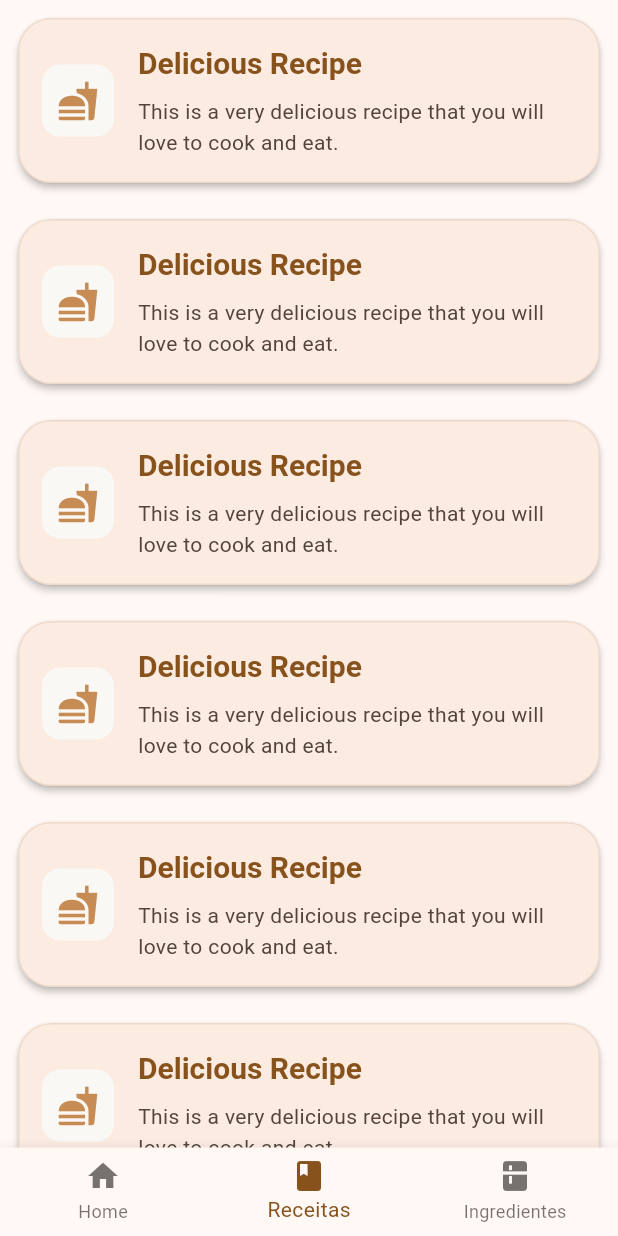
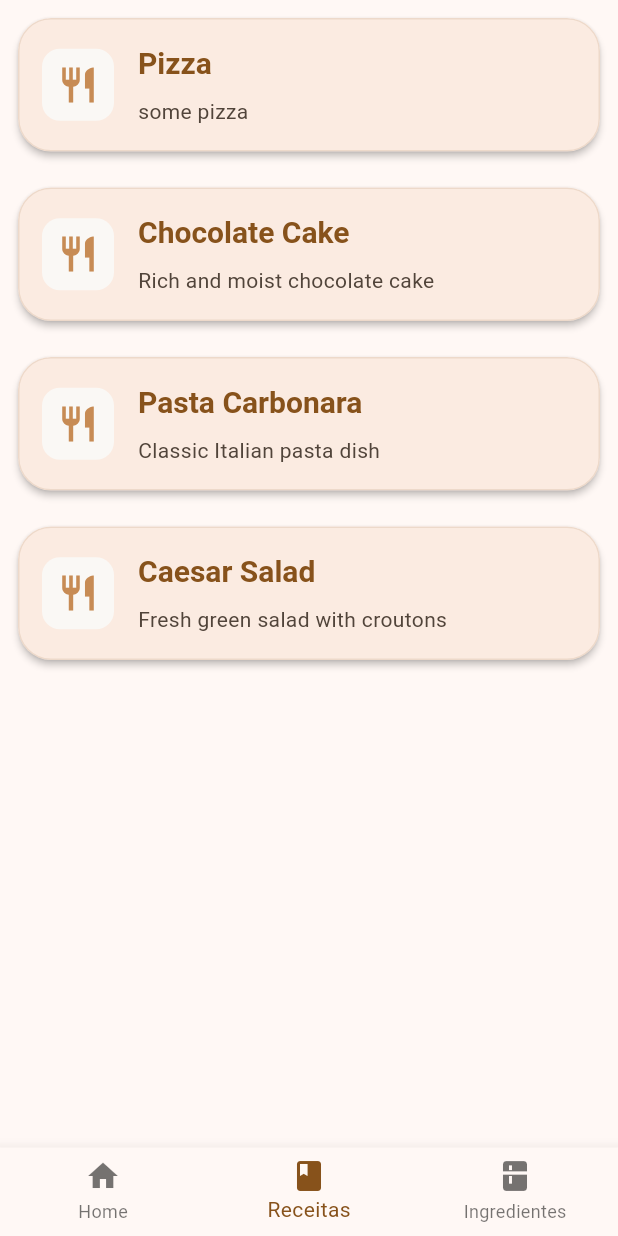
Before and after one commit to FelipePaterni/reseller, a Flutter app: the screen it shows after launch, item 2 of the bottom bar chosen, on a phone screen of 412 x 824 dp. Run offline on Flutter 3.47's test engine with Material 3 defaults, Android fonts, the phone set to English and light mode, and no system bars; our stand-ins replace flutter_form_builder.

Commit message:
parte 1 of issue #1  (#7)
Co-authored-by: Copilot <175728472+Copilot@users.noreply.github.com>

````diff
--- /dev/null
+++ b/devtools_options.yaml
@@ -0,0 +1,3 @@
+description: This file stores settings for Dart & Flutter DevTools.
+documentation: https://docs.flutter.dev/tools/devtools/extensions#configure-extension-enablement-states
+extensions:
--- a/lib/src/app/app_widget.dart
+++ b/lib/src/app/app_widget.dart
@@ -1,15 +1,21 @@
 import 'package:flutter/material.dart';
+import 'package:provider/provider.dart';
 import 'package:reseller/src/app/router/app_router.dart';
 import 'package:reseller/src/app/router/routes.dart';
 import 'package:reseller/src/core/constants/app_constants.dart';
 import 'package:reseller/src/core/theme/app_theme.dart';
+import 'package:reseller/src/modules/ingredients/data/provider/ingredients_provider.dart';
 
 class AppWidget extends StatelessWidget {
   const AppWidget({super.key});
 
   @override
   Widget build(BuildContext context) {
-    return MaterialApp(
+    return MultiProvider(
+      providers: [
+        ChangeNotifierProvider(create: (ctx) => IngredientsProvider()),
+      ],
+      child: MaterialApp(
         title: AppConstants.appTitle,
 
         debugShowCheckedModeBanner: false,
@@ -17,6 +23,7 @@ class AppWidget extends StatelessWidget {
         darkTheme: AppTheme.dark,
         onGenerateRoute: (settings) => AppRouter.onGenerateRoute(settings),
         initialRoute: Routes.mainShell,
+      ),
     );
   }
 }
--- /dev/null
+++ b/lib/src/core/mocks/ingredients_mock.dart
@@ -0,0 +1,21 @@
+import 'package:reseller/src/modules/ingredients/domain/entities/ingredient.dart';
+
+// ignore: non_constant_identifier_names
+Map<String, Ingredient> INGREDIENTS_MOCK = {
+  '1': Ingredient(
+    id: '1',
+    name: 'Tomato',
+    quantity: 2.0,
+    totalCost: 3.0,
+    unitLabel: 'kg',
+    costPerUnit: 1.5,
+  ),
+  '2': Ingredient(
+    id: '2',
+    name: 'Onion',
+    quantity: 1.5,
+    totalCost: 2.25,
+    unitLabel: 'kg',
+    costPerUnit: 1.5,
+  ),
+};
--- /dev/null
+++ b/lib/src/core/mocks/recipe_mock.dart
@@ -0,0 +1,21 @@
+import 'package:reseller/src/modules/recipes/domain/entities/recipe.dart';
+
+// ignore: constant_identifier_names
+const Map<String, Recipe> RECIPES_MOCK = {
+  '1': Recipe(title: 'Pizza', description: 'some pizza', ingredientsIds: []),
+  '2': Recipe(
+    title: 'Chocolate Cake',
+    description: 'Rich and moist chocolate cake',
+    ingredientsIds: ["2"],
+  ),
+  '3': Recipe(
+    title: 'Pasta Carbonara',
+    description: 'Classic Italian pasta dish',
+    ingredientsIds: ["1"],
+  ),
+  '4': Recipe(
+    title: 'Caesar Salad',
+    description: 'Fresh green salad with croutons',
+    ingredientsIds: ["1", "2"],
+  ),
+};
--- /dev/null
+++ b/lib/src/modules/ingredients/domain/entities/ingredient.dart
@@ -0,0 +1,88 @@
+/// Ingredient entity
+/// Represents an ingredient with its details.
+///
+/// [id] - Unique identifier for the ingredient **(auto-generated)**.
+///
+/// [name] - Name of the ingredient.
+///
+/// [quantity] - Quantity of the ingredient in the purchase.
+///
+/// [totalCost] - Total cost of the ingredient in the purchase.
+///
+/// [unitLabel] - Unit label for the quantity (e.g., grams, cups).
+///
+/// [costPerUnit] - Cost per unit of the ingredient **(auto-calculated)**.
+///
+/// Example:
+/// ```dart
+///  ingredient = Ingredient(
+///   id: '1',
+///   name: 'Tomato',
+///   quantity: 2.0,
+///   totalCost: 3.0,
+///   unitLabel: 'kg',
+///   costPerUnit: 1.5,
+/// );
+/// ```
+class Ingredient {
+  String? _id;
+  String _name;
+  double _quantity;
+  double _totalCost;
+  String _unitLabel;
+  double _costPerUnit;
+
+  Ingredient({
+    String? id,
+    String name = "",
+    double quantity = 0,
+    double totalCost = 0,
+    String unitLabel = "",
+    double costPerUnit = 0,
+  }) : _id = id,
+       _name = name,
+       _quantity = quantity,
+       _totalCost = totalCost,
+       _unitLabel = unitLabel,
+       _costPerUnit = costPerUnit;
+
+  // Getters
+  String? get id => _id;
+  String get name => _name;
+  double get quantity => _quantity;
+  double get totalCost => _totalCost;
+  String get unitLabel => _unitLabel;
+  double get costPerUnit => _costPerUnit;
+
+  // Setters
+  set id(String? value) {
+    _id = value;
+  }
+
+  set name(String value) {
+    _name = value;
+  }
+
+  set unitLabel(String value) {
+    _unitLabel = value;
+  }
+
+  set quantity(double value) {
+    _quantity = value;
+    _recalculateCostPerUnit();
+  }
+
+  set totalCost(double value) {
+    _totalCost = value;
+    _recalculateCostPerUnit();
+  }
+
+  void _recalculateCostPerUnit() {
+    _costPerUnit = (_quantity > 0 ? _totalCost / _quantity : 0);
+    _costPerUnit = (_costPerUnit * 100).round() / 100;
+  }
+
+  void recalculateCostPerUnit() {
+    _recalculateCostPerUnit();
+  }
+}
--- a/lib/src/modules/ingredients/domain/entities/ingredients.dart
+++ /dev/null
@@ -1,17 +0,0 @@
-class Ingredient {
-  final String? id;
-  final String title;
-  final double quantity;
-  final double totalCost;
-  final String costPerUnitLabel;
-  final double costPerUnit;
-
-  const Ingredient({
-    this.id,
-    required this.title,
-    required this.quantity,
-    required this.totalCost,
-    required this.costPerUnitLabel,
-    required this.costPerUnit,
-  });
-}
--- a/lib/src/modules/recipes/domain/entities/recipe.dart
+++ b/lib/src/modules/recipes/domain/entities/recipe.dart
@@ -1,13 +1,43 @@
 import 'package:flutter/material.dart';
 
+/// Recipe entity
+/// Represents a recipe with its details.
+///
+/// [id] - Unique identifier for the recipe **(auto-generated)**.
+///
+/// [icon] - Icon representing the recipe (in the future can be an image).
+///
+/// [title] - Title of the recipe.
+///
+/// [description] - Description of the recipe.
+///
+/// [ingredientsIds] - List of ingredient IDs required for the recipe.
+///
+/// Example:
+/// ```dart
+/// const recipe = Recipe(
+///   id: '1',
+///   icon: Icons.fastfood,
+///   title: 'Pasta',
+///   description: 'Delicious pasta recipe',
+///   ingredientsIds: [
+///     '1',
+///     '2',
+///   ],
+/// );
+/// ```
 interface class Recipe {
-  final IconData icon;
+  final String? id;
+  final IconData? icon;
   final String title;
   final String description;
+  final List<String> ingredientsIds;
 
   const Recipe({
-    required this.icon,
+    this.id,
+    this.icon,
     required this.title,
     required this.description,
+    required this.ingredientsIds,
   });
 }
--- a/lib/src/modules/recipes/presentation/pages/recipe_list.dart
+++ b/lib/src/modules/recipes/presentation/pages/recipe_list.dart
@@ -1,73 +1,13 @@
 import 'package:flutter/material.dart';
 import 'package:reseller/src/app/router/routes.dart';
+import 'package:reseller/src/core/mocks/recipe_mock.dart';
 import 'package:reseller/src/modules/recipes/domain/entities/recipe.dart';
 import 'package:reseller/src/modules/recipes/presentation/widgets/card_recipe.dart';
 
 class RecipeList extends StatelessWidget {
   const RecipeList({super.key});
 
-  static const List<Recipe> recipes = [
-    Recipe(
-      icon: Icons.fastfood,
-      title: 'Delicious Recipe',
-      description:
-          'This is a very delicious recipe that you will love to cook and eat.',
-    ),
-    Recipe(
-      icon: Icons.fastfood,
-      title: 'Delicious Recipe',
-      description:
-          'This is a very delicious recipe that you will love to cook and eat.',
-    ),
-    Recipe(
-      icon: Icons.fastfood,
-      title: 'Delicious Recipe',
-      description:
-          'This is a very delicious recipe that you will love to cook and eat.',
-    ),
-    Recipe(
-      icon: Icons.fastfood,
-      title: 'Delicious Recipe',
-      description:
-          'This is a very delicious recipe that you will love to cook and eat.',
-    ),
-    Recipe(
-      icon: Icons.fastfood,
-      title: 'Delicious Recipe',
-      description:
-          'This is a very delicious recipe that you will love to cook and eat.',
-    ),
-    Recipe(
-      icon: Icons.fastfood,
-      title: 'Delicious Recipe',
-      description:
-          'This is a very delicious recipe that you will love to cook and eat.',
-    ),
-    Recipe(
-      icon: Icons.fastfood,
-      title: 'Delicious Recipe',
-      description:
-          'This is a very delicious recipe that you will love to cook and eat.',
-    ),
-    Recipe(
-      icon: Icons.fastfood,
-      title: 'Delicious Recipe',
-      description:
-          'This is a very delicious recipe that you will love to cook and eat.',
-    ),
-    Recipe(
-      icon: Icons.fastfood,
-      title: 'Delicious Recipe',
-      description:
-          'This is a very delicious recipe that you will love to cook and eat.',
-    ),
-    Recipe(
-      icon: Icons.fastfood,
-      title: 'Delicious Recipe',
-      description:
-          'This is a very delicious recipe that you will love to cook and eat.',
-    ),
-  ];
+  static final List<Recipe> recipes = RECIPES_MOCK.values.toList();
 
   @override
   Widget build(BuildContext context) {
@@ -79,7 +19,7 @@ class RecipeList extends StatelessWidget {
           return Padding(
             padding: const EdgeInsets.all(8.0),
             child: CardRecipe.icon(
-              icon: recipe.icon,
+              icon: recipe.icon ?? Icons.restaurant,
               title: recipe.title,
               content: recipe.description,
               onTap: () => Navigator.pushNamed(
--- a/pubspec.yaml
+++ b/pubspec.yaml
@@ -9,8 +9,11 @@ environment:
 dependencies:
   flutter:
     sdk: flutter
+  flutter_form_builder: ^10.2.0
   flutter_slidable: ^4.0.3
   flutter_staggered_grid_view: ^0.7.0
+  lucid_validation: ^1.3.1
+  provider: ^6.1.5
 
 dev_dependencies:
   flutter_test:
````
Also changed, not shown: lib/src/modules/ingredients/data/provider/ingredients_provider.dart (added, +55 -0 lines), lib/src/modules/ingredients/presentation/pages/ingredient_list.dart (+25 -11 lines), lib/src/modules/ingredients/presentation/widgets/calculated_cost_display.dart (added, +73 -0 lines), lib/src/modules/ingredients/presentation/widgets/card_ingredients.dart (+5 -6 lines), lib/src/modules/ingredients/presentation/widgets/ingredient_edit_sheet.dart (+58 -143 lines), pubspec.lock. Lines whose indentation alone changed are shown as unchanged.
